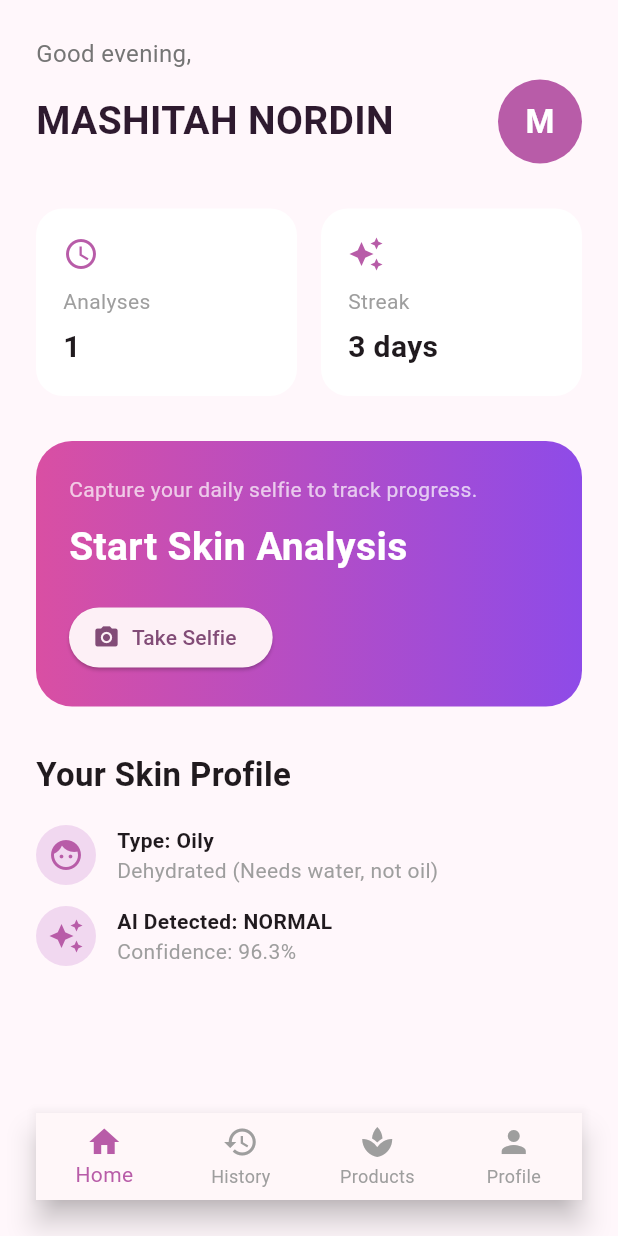
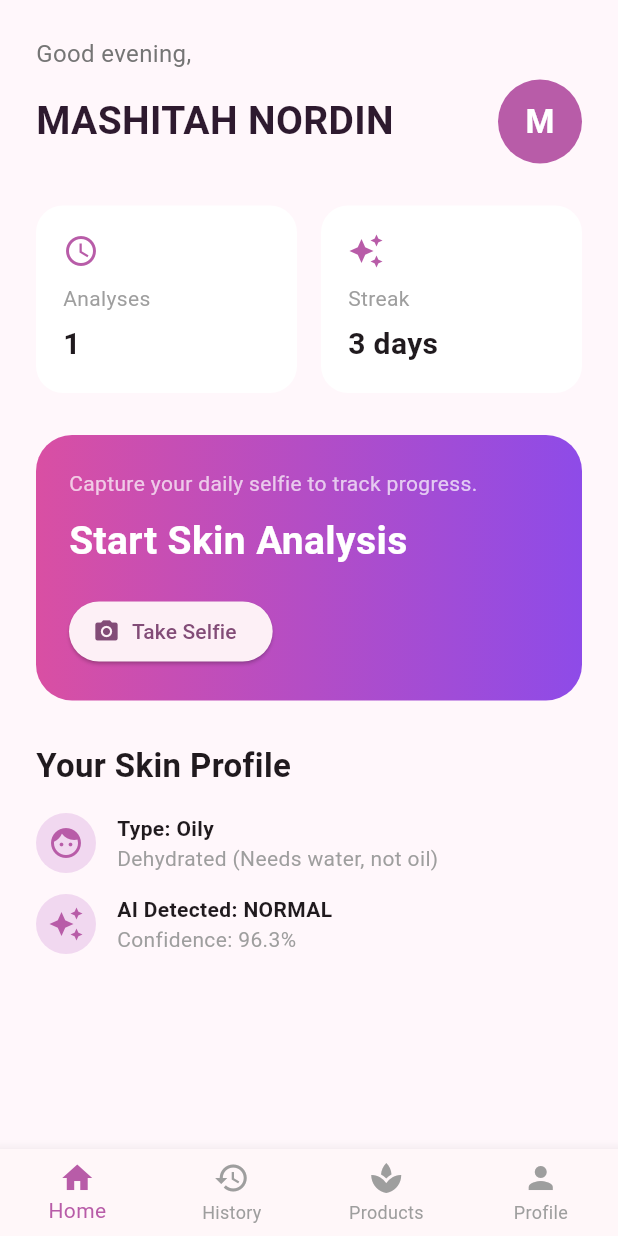
Before and after one commit to DeennaRainisa/beautyxp_flutter_app, a Flutter app: the HomeScreen screen opened directly, on a phone screen of 412 x 824 dp. Run offline on Flutter 3.47's test engine with Material 3 defaults, Android fonts, the phone set to English and light mode, and no system bars.

Commit message:
Updated home screen

```diff
--- a/lib/screens/home_screen.dart
+++ b/lib/screens/home_screen.dart
@@ -14,7 +14,7 @@ class HomeScreen extends StatelessWidget {
     return Scaffold(
       backgroundColor: const Color(0xFFFFF7FB),
       body: SafeArea(
-        child: Padding(
+        child: SingleChildScrollView(
           padding: const EdgeInsets.all(24),
           child: Column(
             crossAxisAlignment: CrossAxisAlignment.start,
@@ -40,7 +40,16 @@ class HomeScreen extends StatelessWidget {
                       ),
                     ),
                   ),
-                  CircleAvatar(
+                  GestureDetector(
+                    onTap: () {
+                      Navigator.push(
+                        context,
+                        MaterialPageRoute(
+                          builder: (context) => const ProfileScreen(),
+                        ),
+                      );
+                    },
+                    child: CircleAvatar(
                       radius: 28,
                       backgroundColor: const Color(0xFFB85CA8),
                       child: Text(
@@ -52,9 +61,10 @@ class HomeScreen extends StatelessWidget {
                         ),
                       ),
                     ),
+                  ),
                 ],
               ),
-              const SizedBox(height: 30),
+              const SizedBox(height: 28),
               Row(
                 children: [
                   _statCard(Icons.access_time, 'Analyses', '1'),
@@ -62,7 +72,7 @@ class HomeScreen extends StatelessWidget {
                   _statCard(Icons.auto_awesome, 'Streak', '3 days'),
                 ],
               ),
-              const SizedBox(height: 30),
+              const SizedBox(height: 28),
               Container(
                 width: double.infinity,
                 padding: const EdgeInsets.all(22),
@@ -106,7 +116,7 @@ class HomeScreen extends StatelessWidget {
                   ],
                 ),
               ),
-              const SizedBox(height: 30),
+              const SizedBox(height: 28),
               const Text(
                 'Your Skin Profile',
                 style: TextStyle(
@@ -114,7 +124,7 @@ class HomeScreen extends StatelessWidget {
                   fontWeight: FontWeight.bold,
                 ),
               ),
-              const SizedBox(height: 18),
+              const SizedBox(height: 16),
               _profileItem(
                 Icons.face,
                 'Type: Oily',
@@ -126,8 +136,12 @@ class HomeScreen extends StatelessWidget {
                 'AI Detected: NORMAL',
                 'Confidence: 96.3%',
               ),
-              const Spacer(),
-              BottomNavigationBar(
+              const SizedBox(height: 30),
+            ],
+          ),
+        ),
+      ),
+      bottomNavigationBar: BottomNavigationBar(
         currentIndex: 0,
         selectedItemColor: const Color(0xFFB85CA8),
         unselectedItemColor: Colors.grey,
@@ -168,10 +182,6 @@ class HomeScreen extends StatelessWidget {
             label: 'Profile',
           ),
         ],
-              ),
-            ],
-          ),
-        ),
       ),
     );
   }
```
Lines whose indentation alone changed are shown as unchanged.
